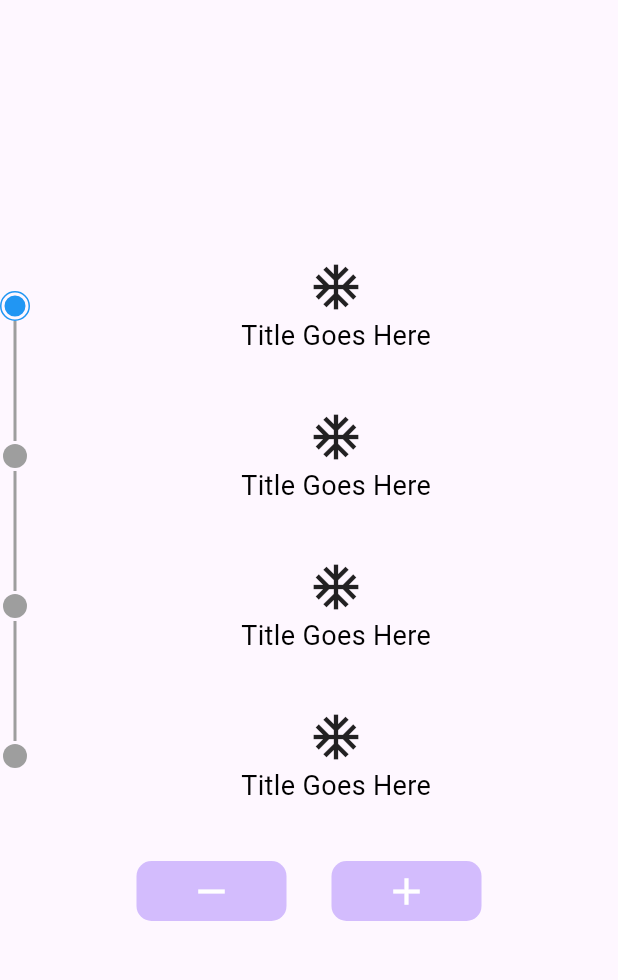
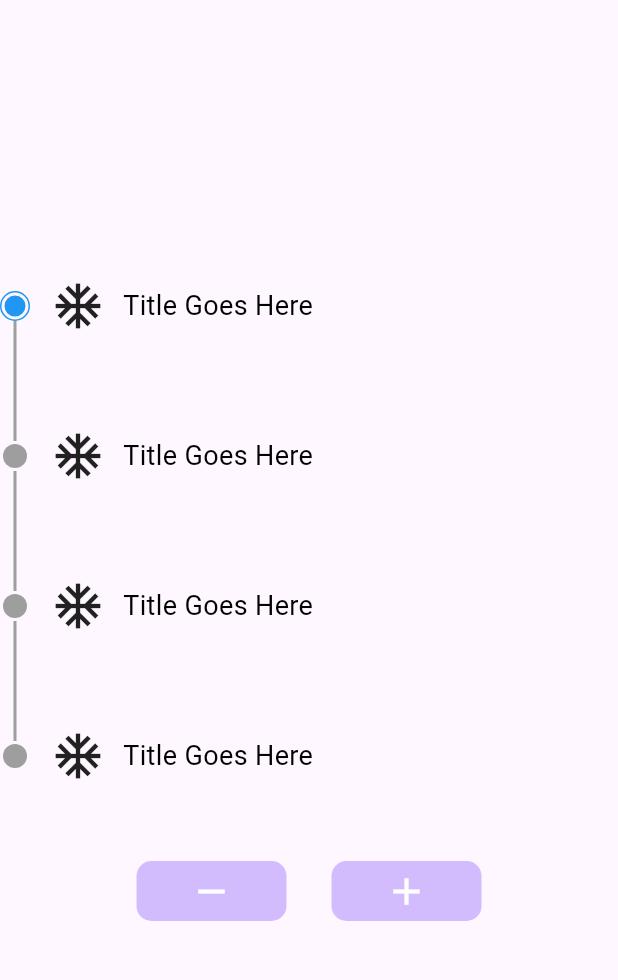
Before and after one commit to Zee604/easy_bi_stepper, a Flutter app: the screen it shows after launch, on a phone screen of 412 x 824 dp, the part 84-1064 px from its top. Run offline on Flutter 3.47's test engine with Material 3 defaults, Android fonts, the phone set to English and light mode, and no system bars.

Commit message:
horixontsl gap changes

```diff
--- a/example/lib/main.dart
+++ b/example/lib/main.dart
@@ -40,7 +40,7 @@ class _MyHomePageState extends State<MyHomePage> {
 
     List<StepperData> stepperData = [
       StepperData(
-          title: Column(
+          title: Row(
             children: [
               Container(
                 height: 40.0,
@@ -65,7 +65,7 @@ class _MyHomePageState extends State<MyHomePage> {
 
            ),
       StepperData(
-          title: Column(
+          title: Row(
             children: [
               Container(
                 height: 40.0,
@@ -90,7 +90,7 @@ class _MyHomePageState extends State<MyHomePage> {
 
           ),
       StepperData(
-          title: Column(
+          title: Row(
             children: [
               Container(
                 height: 40.0,
@@ -115,7 +115,7 @@ class _MyHomePageState extends State<MyHomePage> {
 
           ),
       StepperData(
-        title: Column(
+        title: Row(
           children: [
             Container(
               height: 40.0,
--- a/lib/src/easy_bi_stepper_base.dart
+++ b/lib/src/easy_bi_stepper_base.dart
@@ -125,7 +125,7 @@ class EasyBiStepperItem extends StatelessWidget {
                 ),
               ],
             ),
-      const SizedBox(width: 16),
+      const SizedBox(width: 12),
       Expanded(
         child: item.title != null ? item.title! : SizedBox(),
       ),
```
